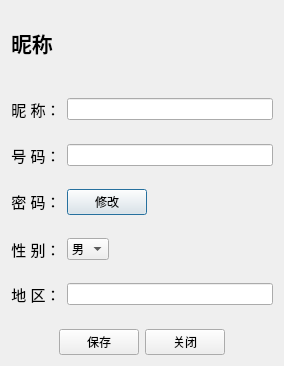
First picture: the form in personalcenter.ui, repository rayfung/tux-im-client, before the edit.
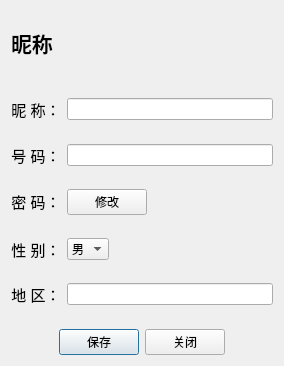
Second picture: the form after the edit. Icons and pictures are not drawn.

Commit message: set autoDefault to false

Patch:
```diff
--- a/personalcenter.ui
+++ b/personalcenter.ui
@@ -167,6 +167,9 @@
          <property name="text">
           <string>修改</string>
          </property>
+         <property name="autoDefault">
+          <bool>false</bool>
+         </property>
         </widget>
        </item>
        <item>
```
